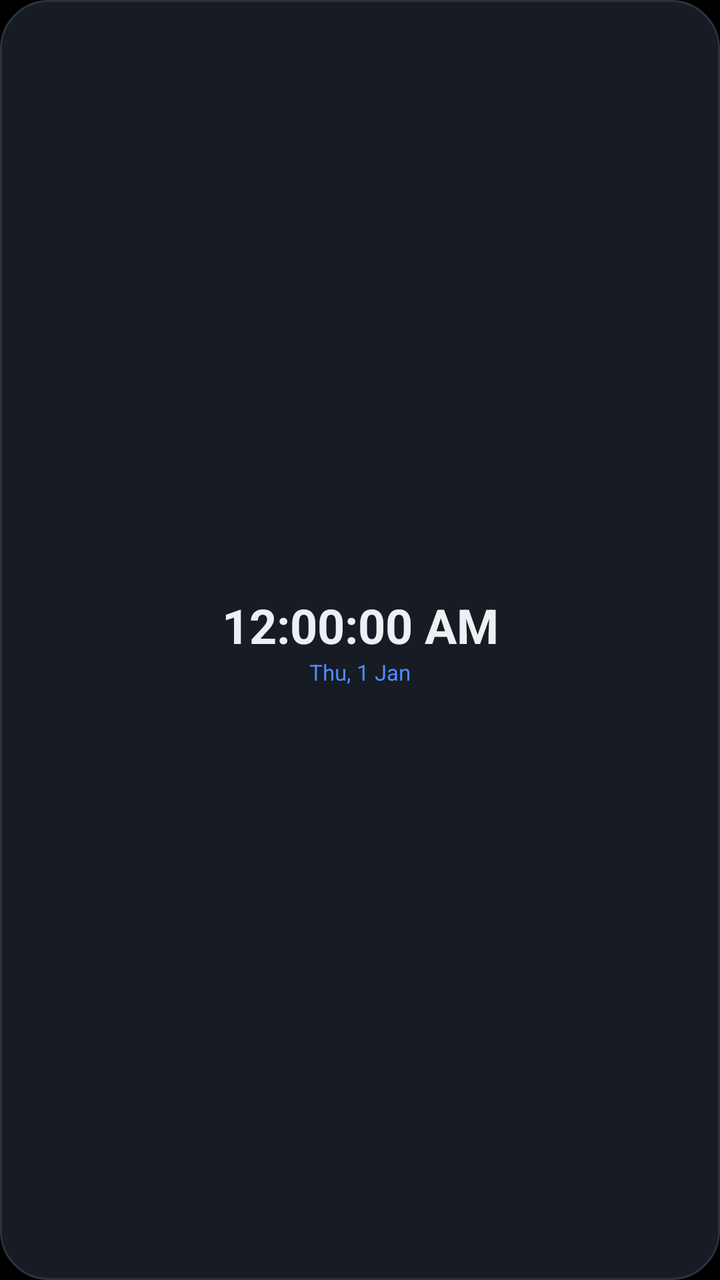
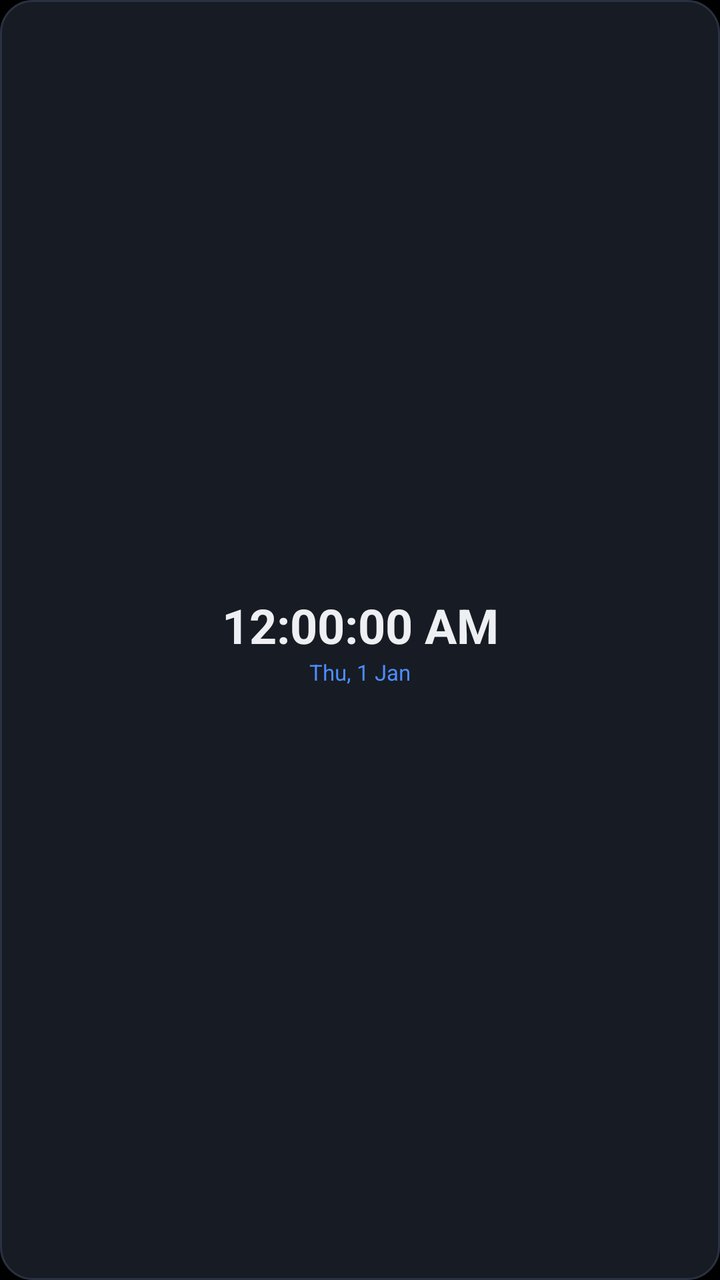

Screens rendered from an Android XML layout before and after an edit, with the pre-edit source and the edit as a unified diff.
<!-- AndroidManifest.xml: application theme Theme.Chronos -->
<!-- res/layout/widget_clock_digital.xml -->
<?xml version="1.0" encoding="utf-8"?>
<LinearLayout xmlns:android="http://schemas.android.com/apk/res/android"
    android:id="@+id/widget_root"
    android:layout_width="match_parent"
    android:layout_height="match_parent"
    android:background="@drawable/widget_bg"
    android:orientation="vertical"
    android:gravity="center"
    android:padding="10dp">

    
    <TextClock
        android:id="@+id/text_clock"
        android:layout_width="match_parent"
        android:layout_height="wrap_content"
        android:gravity="center"
        android:format12Hour="h:mm:ss a"
        android:format24Hour="HH:mm:ss"
        android:textColor="#EDEFF3"
        android:textSize="24sp"
        android:textStyle="bold" />

    <TextClock
        android:id="@+id/text_clock_date"
        android:layout_width="match_parent"
        android:layout_height="wrap_content"
        android:gravity="center"
        android:format12Hour="EEE, d MMM"
        android:format24Hour="EEE, d MMM"
        android:textColor="#4C8DFF"
        android:textSize="11sp" />
</LinearLayout>
<!-- resources referenced by this layout -->
<resources>
  <!-- drawable widget_bg (drawable) -->
  <?xml version="1.0" encoding="utf-8"?>
  <shape xmlns:android="http://schemas.android.com/apk/res/android" android:shape="rectangle">
      <corners android:radius="24dp" />
      <solid android:color="#171B23" />
      <stroke android:width="1dp" android:color="#2A3140" />
  </shape>
  <style name="Theme.Chronos" parent="android:Theme.Material.NoActionBar">
          <item name="android:windowBackground">@android:color/black</item>
          <item name="android:statusBarColor">@android:color/transparent</item>
          <item name="android:navigationBarColor">@android:color/transparent</item>
          <item name="android:windowDrawsSystemBarBackgrounds">true</item>
      </style>
</resources>

<!-- the commit's change to res/layout/widget_clock_digital.xml (unified diff, before → after) -->
@@ -6,7 +6,7 @@
     android:background="@drawable/widget_bg"
     android:orientation="vertical"
     android:gravity="center"
-    android:padding="10dp">
+    android:padding="@dimen/widget_pad_small">
 
     
     <TextClock
@@ -16,7 +16,7 @@
         android:gravity="center"
         android:format12Hour="h:mm:ss a"
         android:format24Hour="HH:mm:ss"
-        android:textColor="#EDEFF3"
+        android:textColor="@color/widget_ink"
         android:textSize="24sp"
         android:textStyle="bold" />
 
@@ -27,6 +27,6 @@
         android:gravity="center"
         android:format12Hour="EEE, d MMM"
         android:format24Hour="EEE, d MMM"
-        android:textColor="#4C8DFF"
+        android:textColor="@color/widget_accent"
         android:textSize="11sp" />
 </LinearLayout>
<!-- resource entries referenced after the edit -->
@@ -1,9 +1,12 @@
 <!-- resources referenced by this layout -->
 <resources>
+  <color name="widget_accent">#4C8DFF</color>
+  <color name="widget_ink">#EDEFF3</color>
+  <dimen name="widget_pad_small">8dp</dimen>
   <!-- drawable widget_bg (drawable) -->
   <?xml version="1.0" encoding="utf-8"?>
   <shape xmlns:android="http://schemas.android.com/apk/res/android" android:shape="rectangle">
-      <corners android:radius="24dp" />
+      <corners android:radius="@dimen/widget_corner_radius" />
       <solid android:color="#171B23" />
       <stroke android:width="1dp" android:color="#2A3140" />
   </shape>
@@ -13,5 +16,6 @@
           <item name="android:navigationBarColor">@android:color/transparent</item>
           <item name="android:windowDrawsSystemBarBackgrounds">true</item>
       </style>
+  <dimen name="widget_corner_radius">16dp</dimen>
 </resources>
 
